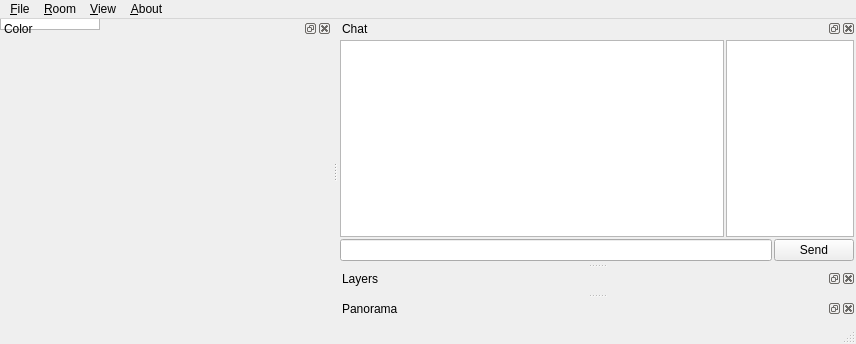
First picture: the form in widgets/mainwindow.ui, repository liuyanghejerry/painttyWidget, before the edit.
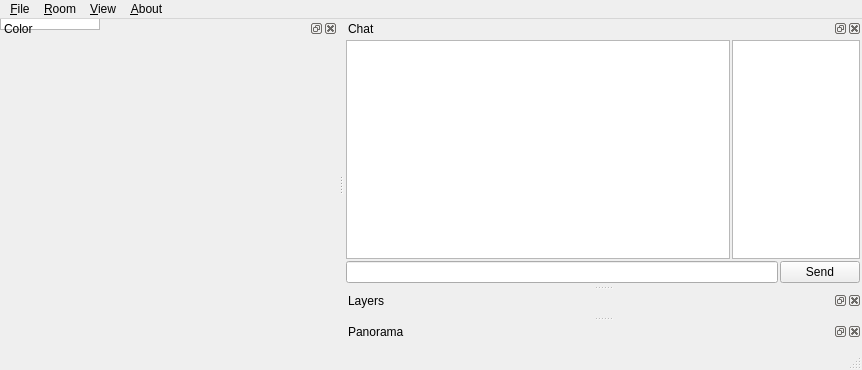
Second picture: the form after the edit. Icons and pictures are not drawn. Custom widgets are drawn as their Qt base class.

Commit message: Remove language actions in mainwindow.ui.

```diff
--- a/widgets/mainwindow.ui
+++ b/widgets/mainwindow.ui
@@ -6,8 +6,8 @@
    <rect>
     <x>0</x>
     <y>0</y>
-    <width>856</width>
-    <height>344</height>
+    <width>862</width>
+    <height>370</height>
    </rect>
   </property>
   <property name="windowTitle">
@@ -160,8 +160,8 @@
     <rect>
      <x>0</x>
      <y>0</y>
-     <width>856</width>
-     <height>23</height>
+     <width>862</width>
+     <height>21</height>
     </rect>
    </property>
    <widget class="QMenu" name="menu_File">
```
Left out of the diff: 79 changed lines with no effect on the pictures.
